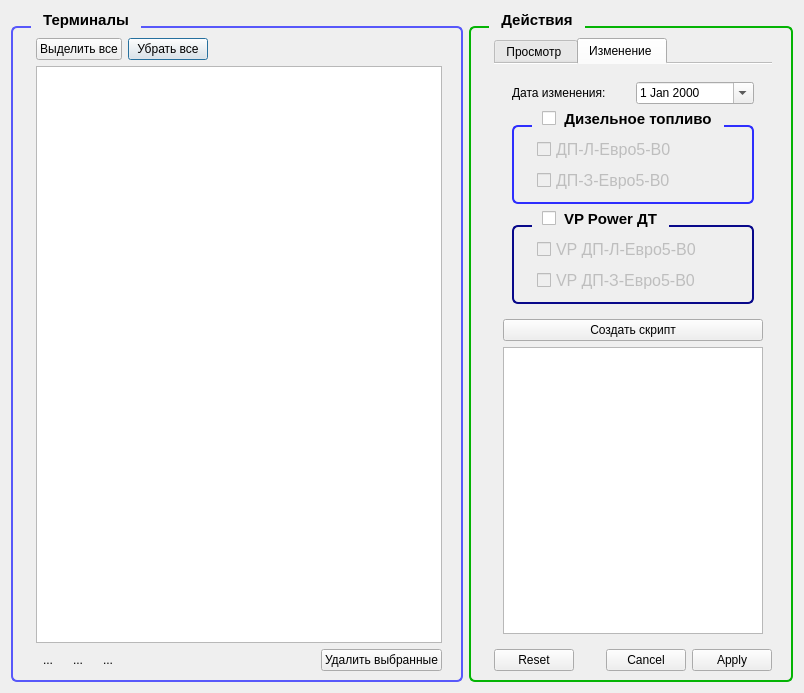
rust3128/iMpos, file FuelNameDialog/fuelnamedialog.ui: the form before one commit.
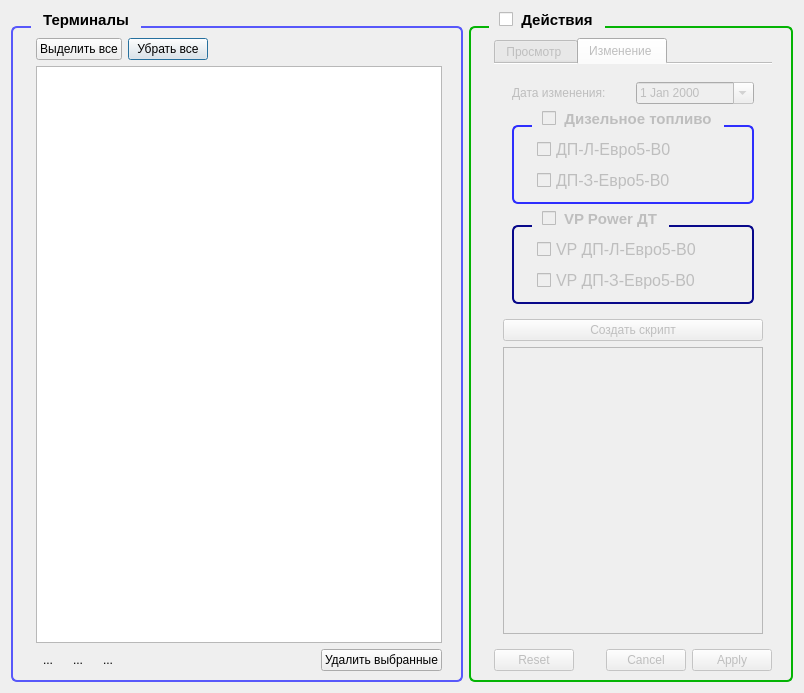
The form after the commit. Icons and pictures are not drawn.

The edit to the form file:
```diff
--- a/FuelNameDialog/fuelnamedialog.ui
+++ b/FuelNameDialog/fuelnamedialog.ui
@@ -237,6 +237,12 @@
      <property name="title">
       <string>Действия</string>
      </property>
+     <property name="checkable">
+      <bool>true</bool>
+     </property>
+     <property name="checked">
+      <bool>false</bool>
+     </property>
      <layout class="QGridLayout" name="gridLayout_2">
       <item row="1" column="0">
        <widget class="QDialogButtonBox" name="buttonBox">
```
